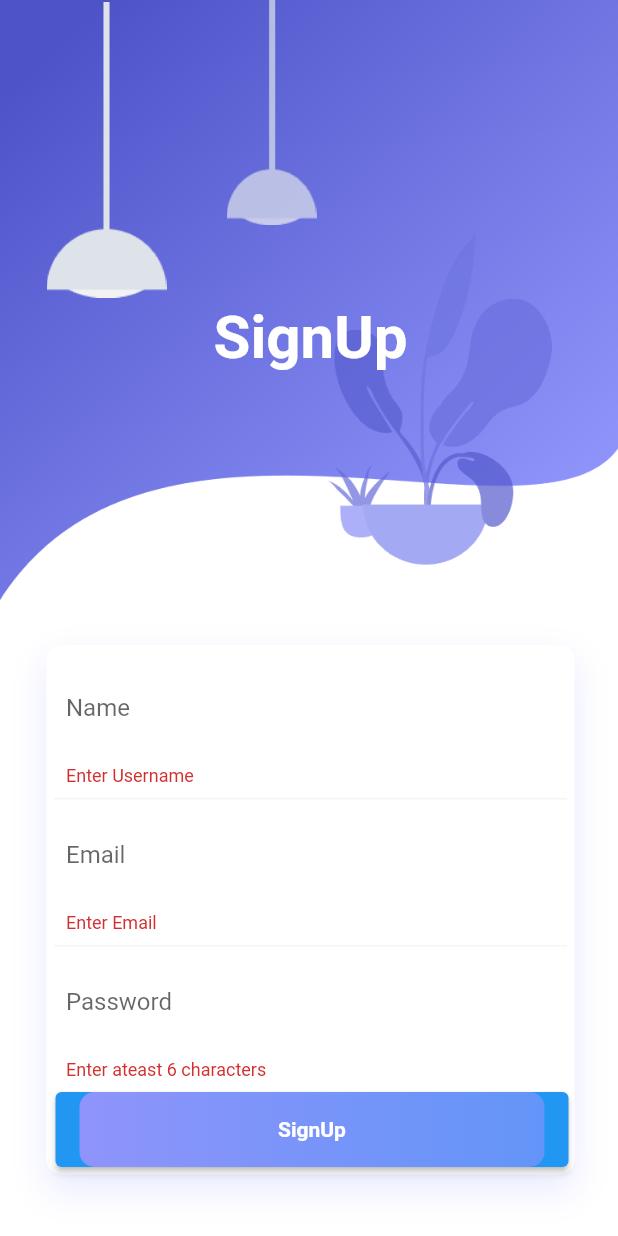
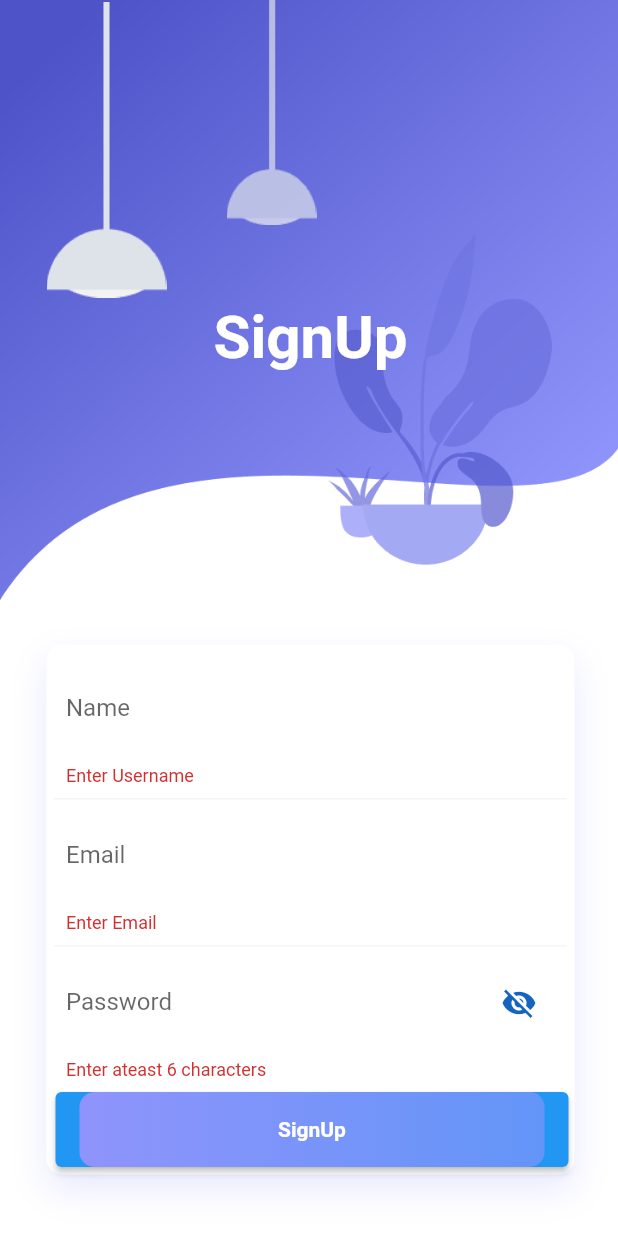
Before and after one commit to likhithkr7/Live-Location-Tracker, a Flutter app: the screen it shows after launch, after a tap on "Sign Up", after a tap on "SignUp", on a phone screen of 412 x 824 dp. Run offline on Flutter 3.47's test engine with Material 2 defaults, Android fonts, the phone set to English and light mode, and no system bars; our stand-ins replace firebase_auth, firebase_core, firebase_database, google_maps_flutter, location, simple_animations; accounts and stored records are empty.

Commit message:
Added hide or view password

```diff
--- a/lib/SignUp.dart
+++ b/lib/SignUp.dart
@@ -13,6 +13,8 @@ class SignUp extends StatefulWidget {
 
 class _SignUpState extends State<SignUp> {
   String _email, _password, _name;
+  bool _passwordVisible=false;
+
   final GlobalKey<FormState> _formkey = GlobalKey<FormState>();
   Widget build(BuildContext context) {
     return Scaffold(
@@ -153,7 +155,7 @@ class _SignUpState extends State<SignUp> {
                               Container(
                                 padding: EdgeInsets.all(8.0),
                                 child: TextFormField(
-                                  validator: (input) {
+                                validator: (input) {
                                     if (input.length < 6) {
                                       return "Enter ateast 6 characters";
                                     }
@@ -161,13 +163,22 @@ class _SignUpState extends State<SignUp> {
                                   onSaved: (input) {
                                     _password = input;
                                   },
-                                  obscureText: true,
+                                  obscureText: !_passwordVisible,
                                   decoration: InputDecoration(
                                     border: InputBorder.none,
                                     labelText: "Password",
                                     hintText: "Enter Password",
                                     hintStyle: TextStyle(
                                       color: Colors.grey[400],
+                                    ),
+                                    suffixIcon: IconButton(
+                                      icon: Icon(_passwordVisible ? Icons.visibility : Icons.visibility_off),
+                                      color: Colors.blue[800],
+                                      onPressed: () {
+                                        setState(() {
+                                          _passwordVisible = !_passwordVisible;
+                                          });
+                                      },
                                     ),
                                   ),
                                 ),
--- a/lib/login.dart
+++ b/lib/login.dart
@@ -12,6 +12,8 @@ class Login extends StatefulWidget {
 
 class _LoginState extends State<Login> {
   String _email, _password;
+  bool _passwordVisible=false;
+
   final GlobalKey<FormState> _formkey = GlobalKey<FormState>();
   Widget build(BuildContext context) {
     return Scaffold(
@@ -135,7 +137,7 @@ class _LoginState extends State<Login> {
                                   onSaved: (input) {
                                     _password = input;
                                   },
-                                  obscureText: true,
+                                  obscureText: !_passwordVisible,
                                   decoration: InputDecoration(
                                     border: InputBorder.none,
                                     labelText: "Password",
@@ -143,7 +145,17 @@ class _LoginState extends State<Login> {
                                     hintStyle: TextStyle(
                                       color: Colors.grey[400],
                                     ),
+                                    suffixIcon: IconButton(
+                                      icon: Icon(_passwordVisible ? Icons.visibility : Icons.visibility_off),
+                                      color: Colors.blue[800],
+                                      onPressed: () {
+                                        setState(() {
+                                          _passwordVisible = !_passwordVisible;
+                                          });
+                                      },
+                                    ),
                                   ),
+
                                 ),
                               ),
                               FadeAnimation(
@@ -170,7 +182,13 @@ class _LoginState extends State<Login> {
                                                         color: Colors.white,
                                                         fontWeight:
                                                             FontWeight.bold,
-                                                      ))))))),
+                                                      ),
+                                                    ),
+                                                  ),
+                                                ),
+                                              ),
+                                            ),
+                                          ),
                             ],
                           ))),
                   SizedBox(
--- a/lib/main.dart
+++ b/lib/main.dart
@@ -9,13 +9,13 @@ Future main() async {
   runApp(MyApp());
 }
 
-DatabaseReference usersRef =
-    FirebaseDatabase.instance.reference().child("users");
+DatabaseReference usersRef = FirebaseDatabase.instance.reference().child("users");
 
 class MyApp extends StatelessWidget {
   @override
   Widget build(BuildContext context) {
     return MaterialApp(
+      debugShowCheckedModeBanner: false,
       title: 'login page',
       home: Login(),
     );
```
